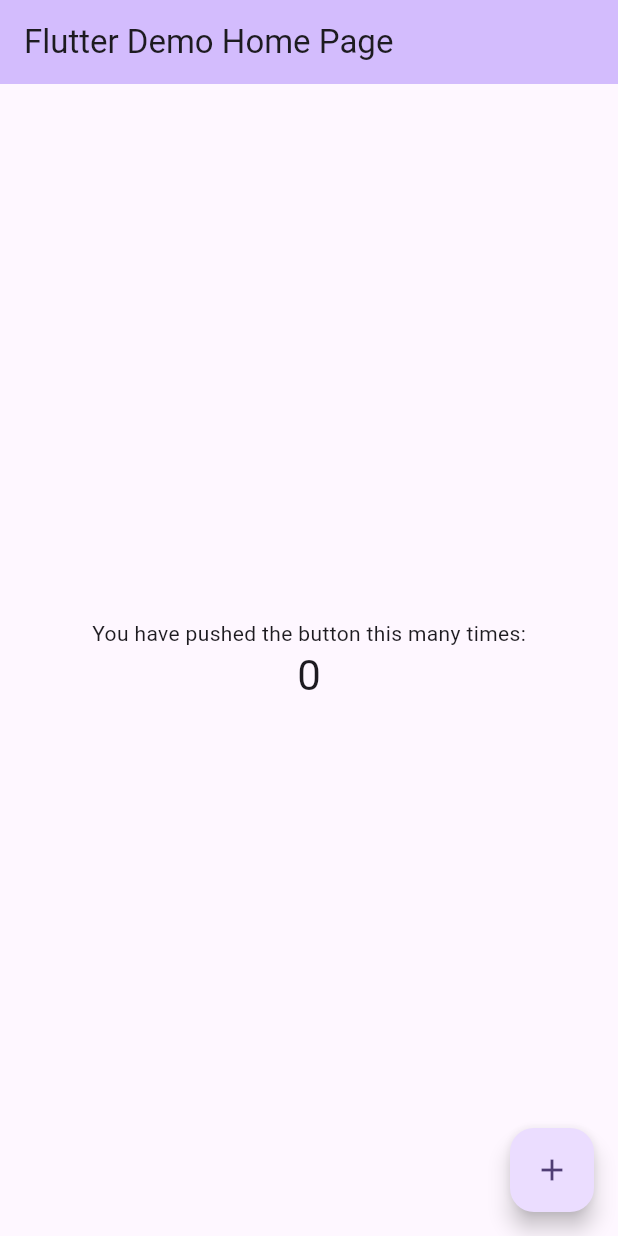
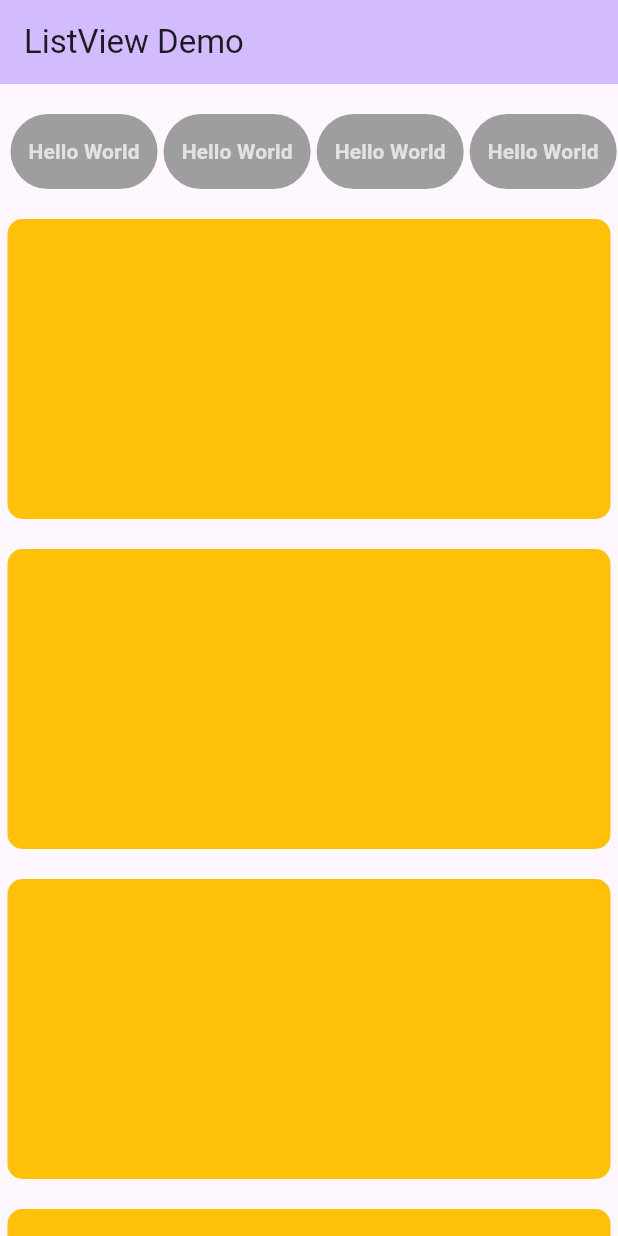
Before and after one commit to sam4work/flutter_basics, a Flutter app: the screen it shows after launch, on a phone screen of 412 x 824 dp. Run offline on Flutter 3.47's test engine with Material 3 defaults, Android fonts, the phone set to English and light mode, and no system bars.

Commit message:
listview basics

```diff
--- /dev/null
+++ b/lib/components/news/catgeory_card.dart
@@ -0,0 +1,27 @@
+import 'package:flutter/material.dart';
+
+class CatgeoryCard extends StatelessWidget {
+  const CatgeoryCard({super.key});
+
+  @override
+  Widget build(BuildContext context) {
+    return TextButton(
+      onPressed: () => {},
+      style: ButtonStyle(
+        backgroundColor: WidgetStateColor.resolveWith((states) => Colors.grey),
+      ),
+
+      child: Row(
+        children: [
+          Text(
+            "Hello World",
+            style: TextStyle(
+              color: Colors.white70,
+              fontWeight: FontWeight.bold,
+            ),
+          ),
+        ],
+      ),
+    );
+  }
+}
--- /dev/null
+++ b/lib/components/news/post_card.dart
@@ -0,0 +1,16 @@
+import 'package:flutter/material.dart';
+
+class PostCard extends StatelessWidget {
+  const PostCard({super.key});
+
+  @override
+  Widget build(BuildContext context) {
+    return Container(
+      height: 200.0,
+      decoration: BoxDecoration(
+        color: Colors.amber,
+        borderRadius: BorderRadius.circular(10.0)
+      ),
+    );
+  }
+}
--- a/lib/main.dart
+++ b/lib/main.dart
@@ -1,4 +1,6 @@
 import 'package:flutter/material.dart';
+import 'package:flutter_basics/components/news/catgeory_card.dart';
+import 'package:flutter_basics/components/news/post_card.dart';
 
 void main() {
   runApp(const MyApp());
@@ -12,25 +14,17 @@ class MyApp extends StatelessWidget {
   Widget build(BuildContext context) {
     return MaterialApp(
       title: 'Flutter Demo',
+      debugShowCheckedModeBanner: false,
       theme: ThemeData(
         colorScheme: ColorScheme.fromSeed(seedColor: Colors.deepPurple),
       ),
-      home: const MyHomePage(title: 'Flutter Demo Home Page'),
+      home: const MyHomePage(title: 'ListView Demo'),
     );
   }
 }
 
 class MyHomePage extends StatefulWidget {
   const MyHomePage({super.key, required this.title});
-
-  // This widget is the home page of your application. It is stateful, meaning
-  // that it has a State object (defined below) that contains fields that affect
-  // how it looks.
-
-  // This class is the configuration for the state. It holds the values (in this
-  // case the title) provided by the parent (in this case the App widget) and
-  // used by the build method of the State. Fields in a Widget subclass are
-  // always marked "final".
 
   final String title;
 
@@ -39,14 +33,6 @@ class MyHomePage extends StatefulWidget {
 }
 
 class _MyHomePageState extends State<MyHomePage> {
-  int _counter = 0;
-
-  void _incrementCounter() {
-    setState(() {
-      _counter++;
-    });
-  }
-
   @override
   Widget build(BuildContext context) {
     return Scaffold(
@@ -54,22 +40,38 @@ class _MyHomePageState extends State<MyHomePage> {
         backgroundColor: Theme.of(context).colorScheme.inversePrimary,
         title: Text(widget.title),
       ),
-      body: Center(
-        child: Column(
-          mainAxisAlignment: MainAxisAlignment.center,
-          children: <Widget>[
-            const Text('You have pushed the button this many times:'),
-            Text(
-              '$_counter',
-              style: Theme.of(context).textTheme.headlineMedium,
+      body: Column(
+        spacing: 10.0,
+        children: [
+          SizedBox(height: 10.0),
+          Container(
+            height: 50,
+            child: ListView.builder(
+              padding: EdgeInsets.symmetric(horizontal: 5.0),
+              scrollDirection: Axis.horizontal,
+              itemCount: 12,
+              itemBuilder: (context, index) {
+                return Padding(
+                  padding: EdgeInsets.symmetric(horizontal: 2.0),
+                  child: CatgeoryCard(),
+                );
+              },
             ),
-          ],
-        ),
-      ),
-      floatingActionButton: FloatingActionButton(
-        onPressed: _incrementCounter,
-        tooltip: 'Increment',
-        child: const Icon(Icons.add),
+          ),
+          Expanded(
+            child: ListView.builder(
+              padding: EdgeInsets.symmetric(horizontal: 5.0),
+              // scrollDirection: Axis.horizontal,
+              itemCount: 30,
+              itemBuilder: (context, index) {
+                return Padding(
+                  padding: EdgeInsets.symmetric(vertical: 10.0),
+                  child: PostCard(),
+                );
+              },
+            ),
+          ),
+        ],
       ),
     );
   }
```
